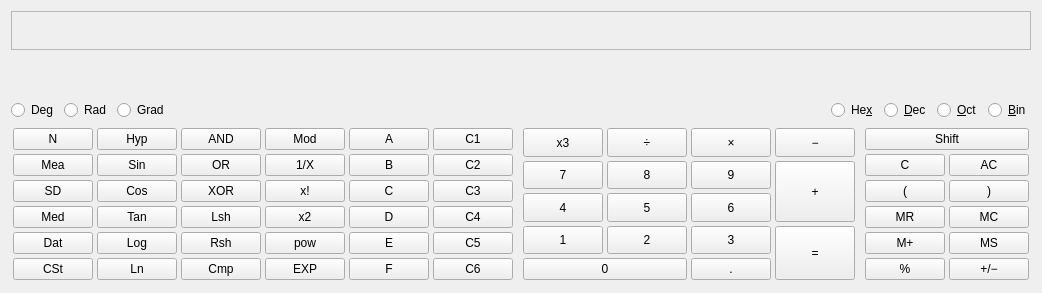
This is kcalc.ui in KDE/kcalc as Qt 5 draws it before an edit. The edited form follows.
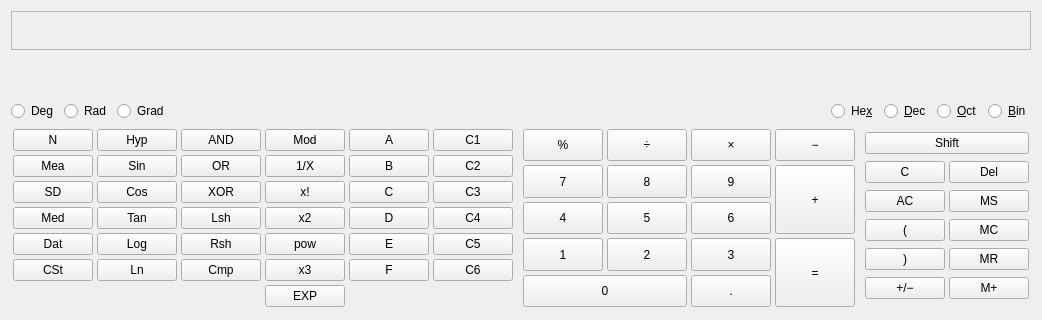
This is the edited form. Custom widgets are drawn as their Qt base class.

Commit message:
applied patch for bug #254369, basically makes "simple mode" ... simpler. Also, in addition to that patch, I made the "Constants" menu not present in simple mode since it was making "Settings" and "Help" not show correctly (due to the smaller window size).
Also, added a "Backspace" button to address bug #204782

```diff
--- a/kcalc.ui
+++ b/kcalc.ui
@@ -6,18 +6,33 @@
    <rect>
     <x>0</x>
     <y>0</y>
-    <width>675</width>
-    <height>293</height>
+    <width>701</width>
+    <height>320</height>
    </rect>
   </property>
+  <property name="sizePolicy">
+   <sizepolicy hsizetype="Expanding" vsizetype="Preferred">
+    <horstretch>0</horstretch>
+    <verstretch>0</verstretch>
+   </sizepolicy>
+  </property>
   <property name="windowTitle">
    <string>KCalc</string>
   </property>
   <layout class="QHBoxLayout">
+   <property name="sizeConstraint">
+    <enum>QLayout::SetMinimumSize</enum>
+   </property>
    <item>
     <layout class="QVBoxLayout">
      <item>
       <widget class="KCalcDisplay" name="calc_display">
+       <property name="sizePolicy">
+        <sizepolicy hsizetype="MinimumExpanding" vsizetype="MinimumExpanding">
+         <horstretch>0</horstretch>
+         <verstretch>0</verstretch>
+        </sizepolicy>
+       </property>
        <property name="focusPolicy">
         <enum>Qt::StrongFocus</enum>
        </property>
@@ -31,6 +46,12 @@
      </item>
      <item>
       <widget class="KCalcBitset" name="mBitset" native="true">
+       <property name="sizePolicy">
+        <sizepolicy hsizetype="MinimumExpanding" vsizetype="MinimumExpanding">
+         <horstretch>0</horstretch>
+         <verstretch>0</verstretch>
+        </sizepolicy>
+       </property>
        <property name="toolTip">
         <string>Click on a Bit to toggle it.</string>
        </property>
@@ -462,7 +483,7 @@
             </property>
            </widget>
           </item>
-          <item row="5" column="0">
+          <item row="7" column="0">
            <widget class="KCalcButton" name="pbCSt">
             <property name="toolTip">
              <string>Clear data store</string>
@@ -472,7 +493,7 @@
             </property>
            </widget>
           </item>
-          <item row="5" column="1">
+          <item row="7" column="1">
            <widget class="KCalcButton" name="pbLn">
             <property name="toolTip">
              <string>Natural log</string>
@@ -485,7 +506,7 @@
             </property>
            </widget>
           </item>
-          <item row="5" column="2">
+          <item row="7" column="2">
            <widget class="KCalcButton" name="pbCmp">
             <property name="toolTip">
              <string>One's complement</string>
@@ -495,20 +516,7 @@
             </property>
            </widget>
           </item>
-          <item row="5" column="3">
-           <widget class="KCalcButton" name="pbEE">
-            <property name="toolTip">
-             <string>Exponent</string>
-            </property>
-            <property name="text">
-             <string>EXP</string>
-            </property>
-            <property name="shortcut">
-             <string>E</string>
-            </property>
-           </widget>
-          </item>
-          <item row="5" column="4">
+          <item row="7" column="4">
            <widget class="KCalcButton" name="pbF">
             <property name="text">
              <string>F</string>
@@ -518,7 +526,7 @@
             </property>
            </widget>
           </item>
-          <item row="5" column="5">
+          <item row="7" column="5">
            <widget class="KCalcConstButton" name="pbC6">
             <property name="text">
              <string>C6</string>
@@ -528,19 +536,20 @@
             </property>
            </widget>
           </item>
-         </layout>
-        </widget>
-       </item>
-       <item>
-        <widget class="QWidget" name="numericPad" native="true">
-         <layout class="QGridLayout">
-          <property name="margin">
-           <number>2</number>
-          </property>
-          <property name="spacing">
-           <number>4</number>
-          </property>
-          <item row="0" column="0">
+          <item row="9" column="3">
+           <widget class="KCalcButton" name="pbEE">
+            <property name="toolTip">
+             <string>Exponent</string>
+            </property>
+            <property name="text">
+             <string>EXP</string>
+            </property>
+            <property name="shortcut">
+             <string>E</string>
+            </property>
+           </widget>
+          </item>
+          <item row="7" column="3">
            <widget class="KCalcButton" name="pbCube">
             <property name="sizePolicy">
              <sizepolicy hsizetype="Minimum" vsizetype="Preferred">
@@ -556,6 +565,200 @@
             </property>
            </widget>
           </item>
+         </layout>
+        </widget>
+       </item>
+       <item>
+        <widget class="QWidget" name="numericPad" native="true">
+         <property name="sizePolicy">
+          <sizepolicy hsizetype="Preferred" vsizetype="Preferred">
+           <horstretch>0</horstretch>
+           <verstretch>0</verstretch>
+          </sizepolicy>
+         </property>
+         <layout class="QGridLayout">
+          <property name="margin">
+           <number>2</number>
+          </property>
+          <property name="spacing">
+           <number>4</number>
+          </property>
+          <item row="1" column="0">
+           <widget class="KCalcButton" name="pb7">
+            <property name="sizePolicy">
+             <sizepolicy hsizetype="Minimum" vsizetype="Preferred">
+              <horstretch>0</horstretch>
+              <verstretch>0</verstretch>
+             </sizepolicy>
+            </property>
+            <property name="text">
+             <string>7</string>
+            </property>
+            <property name="shortcut">
+             <string>7</string>
+            </property>
+           </widget>
+          </item>
+          <item row="1" column="1">
+           <widget class="KCalcButton" name="pb8">
+            <property name="sizePolicy">
+             <sizepolicy hsizetype="Minimum" vsizetype="Preferred">
+              <horstretch>0</horstretch>
+              <verstretch>0</verstretch>
+             </sizepolicy>
+            </property>
+            <property name="text">
+             <string>8</string>
+            </property>
+            <property name="shortcut">
+             <string>8</string>
+            </property>
+           </widget>
+          </item>
+          <item row="1" column="3">
+           <widget class="KCalcButton" name="pb9">
+            <property name="sizePolicy">
+             <sizepolicy hsizetype="Minimum" vsizetype="Preferred">
+              <horstretch>0</horstretch>
+              <verstretch>0</verstretch>
+             </sizepolicy>
+            </property>
+            <property name="text">
+             <string>9</string>
+            </property>
+            <property name="shortcut">
+             <string>9</string>
+            </property>
+           </widget>
+          </item>
+          <item row="2" column="0">
+           <widget class="KCalcButton" name="pb4">
+            <property name="sizePolicy">
+             <sizepolicy hsizetype="Minimum" vsizetype="Preferred">
+              <horstretch>0</horstretch>
+              <verstretch>0</verstretch>
+             </sizepolicy>
+            </property>
+            <property name="text">
+             <string>4</string>
+            </property>
+            <property name="shortcut">
+             <string>4</string>
+            </property>
+           </widget>
+          </item>
+          <item row="2" column="1">
+           <widget class="KCalcButton" name="pb5">
+            <property name="sizePolicy">
+             <sizepolicy hsizetype="Minimum" vsizetype="Preferred">
+              <horstretch>0</horstretch>
+              <verstretch>0</verstretch>
+             </sizepolicy>
+            </property>
+            <property name="text">
+             <string>5</string>
+            </property>
+            <property name="shortcut">
+             <string>5</string>
+            </property>
+           </widget>
+          </item>
+          <item row="2" column="3">
+           <widget class="KCalcButton" name="pb6">
+            <property name="sizePolicy">
+             <sizepolicy hsizetype="Minimum" vsizetype="Preferred">
+              <horstretch>0</horstretch>
+              <verstretch>0</verstretch>
+             </sizepolicy>
+            </property>
+            <property name="text">
+             <string>6</string>
+            </property>
+            <property name="shortcut">
+             <string>6</string>
+            </property>
+           </widget>
+          </item>
+          <item row="3" column="0">
+           <widget class="KCalcButton" name="pb1">
+            <property name="sizePolicy">
+             <sizepolicy hsizetype="Minimum" vsizetype="Minimum">
+              <horstretch>0</horstretch>
+              <verstretch>0</verstretch>
+             </sizepolicy>
+            </property>
+            <property name="text">
+             <string>1</string>
+            </property>
+            <property name="shortcut">
+             <string>1</string>
+            </property>
+           </widget>
+          </item>
+          <item row="3" column="1">
+           <widget class="KCalcButton" name="pb2">
+            <property name="sizePolicy">
+             <sizepolicy hsizetype="Minimum" vsizetype="Preferred">
+              <horstretch>0</horstretch>
+              <verstretch>0</verstretch>
+             </sizepolicy>
+            </property>
+            <property name="text">
+             <string>2</string>
+            </property>
+            <property name="shortcut">
+             <string>2</string>
+            </property>
+           </widget>
+          </item>
+          <item row="3" column="3">
+           <widget class="KCalcButton" name="pb3">
+            <property name="sizePolicy">
+             <sizepolicy hsizetype="Minimum" vsizetype="Preferred">
+              <horstretch>0</horstretch>
+              <verstretch>0</verstretch>
+             </sizepolicy>
+            </property>
+            <property name="text">
+             <string>3</string>
+            </property>
+            <property name="shortcut">
+             <string>3</string>
+            </property>
+           </widget>
+          </item>
+          <item row="4" column="0" colspan="2">
+           <widget class="KCalcButton" name="pb0">
+            <property name="sizePolicy">
+             <sizepolicy hsizetype="Minimum" vsizetype="Minimum">
+              <horstretch>0</horstretch>
+              <verstretch>0</verstretch>
+             </sizepolicy>
+            </property>
+            <property name="text">
+             <string>0</string>
+            </property>
+            <property name="shortcut">
+             <string>0</string>
+            </property>
+           </widget>
+          </item>
+          <item row="0" column="0">
+           <widget class="KCalcButton" name="pbPercent">
+            <property name="sizePolicy">
+             <sizepolicy hsizetype="Minimum" vsizetype="Preferred">
+              <horstretch>0</horstretch>
+              <verstretch>0</verstretch>
+             </sizepolicy>
+            </property>
+            <property name="toolTip">
+             <string>Percent</string>
+            </property>
+            <property name="text">
+             <string>%</string>
+            </property>
+           </widget>
+          </item>
           <item row="0" column="1">
            <widget class="KCalcButton" name="pbDivision">
             <property name="sizePolicy">
@@ -572,7 +775,7 @@
             </property>
            </widget>
           </item>
-          <item row="0" column="2">
+          <item row="0" column="3">
            <widget class="KCalcButton" name="pbMultiplication">
             <property name="sizePolicy">
              <sizepolicy hsizetype="Minimum" vsizetype="Preferred">
@@ -588,7 +791,7 @@
             </property>
            </widget>
           </item>
-          <item row="0" column="3">
+          <item row="0" column="4">
            <widget class="KCalcButton" name="pbMinus">
             <property name="sizePolicy">
              <sizepolicy hsizetype="Minimum" vsizetype="Preferred">
@@ -604,58 +807,10 @@
             </property>
            </widget>
           </item>
-          <item row="1" column="0">
-           <widget class="KCalcButton" name="pb7">
-            <property name="sizePolicy">
-             <sizepolicy hsizetype="Minimum" vsizetype="Preferred">
-              <horstretch>0</horstretch>
-              <verstretch>0</verstretch>
-             </sizepolicy>
-            </property>
-            <property name="text">
-             <string>7</string>
-            </property>
-            <property name="shortcut">
-             <string>7</string>
-            </property>
-           </widget>
-          </item>
-          <item row="1" column="1">
-           <widget class="KCalcButton" name="pb8">
-            <property name="sizePolicy">
-             <sizepolicy hsizetype="Minimum" vsizetype="Preferred">
-              <horstretch>0</horstretch>
-              <verstretch>0</verstretch>
-             </sizepolicy>
-            </property>
-            <property name="text">
-             <string>8</string>
-            </property>
-            <property name="shortcut">
-             <string>8</string>
-            </property>
-           </widget>
-          </item>
-          <item row="1" column="2">
-           <widget class="KCalcButton" name="pb9">
-            <property name="sizePolicy">
-             <sizepolicy hsizetype="Minimum" vsizetype="Preferred">
-              <horstretch>0</horstretch>
-              <verstretch>0</verstretch>
-             </sizepolicy>
-            </property>
-            <property name="text">
-             <string>9</string>
-            </property>
-            <property name="shortcut">
-             <string>9</string>
-            </property>
-           </widget>
-          </item>
-          <item row="1" column="3" rowspan="2">
+          <item row="1" column="4" rowspan="2">
            <widget class="KCalcButton" name="pbPlus">
             <property name="sizePolicy">
-             <sizepolicy hsizetype="Minimum" vsizetype="Preferred">
+             <sizepolicy hsizetype="Minimum" vsizetype="Minimum">
               <horstretch>0</horstretch>
               <verstretch>0</verstretch>
              </sizepolicy>
@@ -668,106 +823,10 @@
             </property>
            </widget>
           </item>
-          <item row="2" column="0">
-           <widget class="KCalcButton" name="pb4">
-            <property name="sizePolicy">
-             <sizepolicy hsizetype="Minimum" vsizetype="Preferred">
-              <horstretch>0</horstretch>
-              <verstretch>0</verstretch>
-             </sizepolicy>
-            </property>
-            <property name="text">
-             <string>4</string>
-            </property>
-            <property name="shortcut">
-             <string>4</string>
-            </property>
-           </widget>
-          </item>
-          <item row="2" column="1">
-           <widget class="KCalcButton" name="pb5">
-            <property name="sizePolicy">
-             <sizepolicy hsizetype="Minimum" vsizetype="Preferred">
-              <horstretch>0</horstretch>
-              <verstretch>0</verstretch>
-             </sizepolicy>
-            </property>
-            <property name="text">
-             <string>5</string>
-            </property>
-            <property name="shortcut">
-             <string>5</string>
-            </property>
-           </widget>
-          </item>
-          <item row="2" column="2">
-           <widget class="KCalcButton" name="pb6">
-            <property name="sizePolicy">
-             <sizepolicy hsizetype="Minimum" vsizetype="Preferred">
-              <horstretch>0</horstretch>
-              <verstretch>0</verstretch>
-             </sizepolicy>
-            </property>
-            <property name="text">
-             <string>6</string>
-            </property>
-            <property name="shortcut">
-             <string>6</string>
-            </property>
-           </widget>
-          </item>
-          <item row="3" column="0">
-           <widget class="KCalcButton" name="pb1">
-            <property name="sizePolicy">
-             <sizepolicy hsizetype="Minimum" vsizetype="Preferred">
-              <horstretch>0</horstretch>
-              <verstretch>0</verstretch>
-             </sizepolicy>
-            </property>
-            <property name="text">
-             <string>1</string>
-            </property>
-            <property name="shortcut">
-             <string>1</string>
-            </property>
-           </widget>
-          </item>
-          <item row="3" column="1">
-           <widget class="KCalcButton" name="pb2">
-            <property name="sizePolicy">
-             <sizepolicy hsizetype="Minimum" vsizetype="Preferred">
-              <horstretch>0</horstretch>
-              <verstretch>0</verstretch>
-             </sizepolicy>
-            </property>
-            <property name="text">
-             <string>2</string>
-            </property>
-            <property name="shortcut">
-             <string>2</string>
-            </property>
-           </widget>
-          </item>
-          <item row="3" column="2">
-           <widget class="KCalcButton" name="pb3">
-            <property name="sizePolicy">
-             <sizepolicy hsizetype="Minimum" vsizetype="Preferred">
-              <horstretch>0</horstretch>
-              <verstretch>0</verstretch>
-             </sizepolicy>
-            </property>
-            <property name="text">
-             <string>3</string>
-            </property>
-            <property name="shortcut">
-             <string>3</string>
-            </property>
-           </widget>
-          </item>
-          <item row="3" column="3" rowspan="2">
+          <item row="3" column="4" rowspan="2">
            <widget class="KCalcButton" name="pbEqual">
             <property name="sizePolicy">
-             <sizepolicy hsizetype="Minimum" vsizetype="Preferred">
+             <sizepolicy hsizetype="Minimum" vsizetype="Minimum">
               <horstretch>0</horstretch>
               <verstretch>0</verstretch>
              </sizepolicy>
@@ -780,20 +839,10 @@
             </property>
            </widget>
           </item>
-          <item row="4" column="0" colspan="2">
-           <widget class="KCalcButton" name="pb0">
-            <property name="text">
-             <string>0</string>
-            </property>
-            <property name="shortcut">
-             <string>0</string>
-            </property>
-           </widget>
-          </item>
-          <item row="4" column="2">
+          <item row="4" column="3">
            <widget class="KCalcButton" name="pbPeriod">
             <property name="sizePolicy">
-             <sizepolicy hsizetype="Minimum" vsizetype="Preferred">
+             <sizepolicy hsizetype="Minimum" vsizetype="Minimum">
               <horstretch>0</horstretch>
               <verstretch>0</verstretch>
              </sizepolicy>
@@ -818,17 +867,7 @@
           <property name="spacing">
            <number>4</number>
           </property>
-          <item row="1" column="0">
-           <widget class="KCalcButton" name="pbClear">
-            <property name="toolTip">
-             <string>Clear</string>
-            </property>
-            <property name="text">
-             <string>C</string>
-            </property>
-           </widget>
-          </item>
-          <item row="1" column="1">
+          <item row="2" column="0">
            <widget class="KCalcButton" name="pbAllClear">
             <property name="toolTip">
              <string>Clear all</string>
@@ -838,36 +877,6 @@
             </property>
            </widget>
           </item>
-          <item row="2" column="0">
-           <widget class="KCalcButton" name="pbParenOpen">
-            <property name="toolTip">
-             <string>Open parenthesis</string>
-            </property>
-            <property name="text">
-             <string comment="( calculator button">(</string>
-            </property>
-           </widget>
-          </item>
-          <item row="2" column="1">
-           <widget class="KCalcButton" name="pbParenClose">
-            <property name="toolTip">
-             <string>Close parenthesis</string>
-            </property>
-            <property name="text">
-             <string comment=") calculator button">)</string>
-            </property>
-           </widget>
-          </item>
-          <item row="3" column="0">
-           <widget class="KCalcButton" name="pbMemRecall">
-            <property name="toolTip">
-             <string>Memory recall</string>
-            </property>
-            <property name="text">
-             <string>MR</string>
-            </property>
-           </widget>
-          </item>
           <item row="3" column="1">
            <widget class="KCalcButton" name="pbMemClear">
             <property name="toolTip">
@@ -878,7 +887,47 @@
             </property>
            </widget>
           </item>
-          <item row="4" column="0">
+          <item row="4" column="1">
+           <widget class="KCalcButton" name="pbMemRecall">
+            <property name="toolTip">
+             <string>Memory recall</string>
+            </property>
+            <property name="text">
+             <string>MR</string>
+            </property>
+           </widget>
+          </item>
+          <item row="5" column="0">
+           <widget class="KCalcButton" name="pbPlusMinus">
+            <property name="toolTip">
+             <string>Change sign</string>
+            </property>
+            <property name="text">
+             <string>+/−</string>
+            </property>
+           </widget>
+          </item>
+          <item row="3" column="0">
+           <widget class="KCalcButton" name="pbParenOpen">
+            <property name="toolTip">
+             <string>Open parenthesis</string>
+            </property>
+            <property name="text">
+             <string comment="( calculator button">(</string>
+            </property>
+           </widget>
+          </item>
+          <item row="1" column="0">
+           <widget class="KCalcButton" name="pbClear">
+            <property name="toolTip">
+             <string>Clear</string>
+            </property>
+            <property name="text">
+             <string>C</string>
+            </property>
+           </widget>
+          </item>
+          <item row="5" column="1">
            <widget class="KCalcButton" name="pbMemPlusMinus">
             <property name="toolTip">
              <string>Add to memory</string>
@@ -888,7 +937,7 @@
             </property>
            </widget>
           </item>
-          <item row="4" column="1">
+          <item row="2" column="1">
            <widget class="KCalcButton" name="pbMemStore">
             <property name="toolTip">
              <string>Memory store</string>
@@ -898,34 +947,28 @@
             </property>
            </widget>
           </item>
-          <item row="5" column="0">
-           <widget class="KCalcButton" name="pbPercent">
+          <item row="4" column="0">
+           <widget class="KCalcButton" name="pbParenClose">
             <property name="toolTip">
-             <string>Percent</string>
+             <string>Close parenthesis</string>
             </property>
             <property name="text">
-             <string>%</string>
+             <string comment=") calculator button">)</string>
             </property>
            </widget>
           </item>
-          <item row="5" column="1">
-           <widget class="KCalcButton" name="pbPlusMinus">
-            <property name="toolTip">
-             <string>Change sign</string>
-            </property>
+          <item row="1" column="1">
+           <widget class="KCalcButton" name="pbBackspace">
             <property name="text">
-             <string>+/−</string>
+             <string>Del</string>
+            </property>
+            <property name="shortcut">
+             <string>Backspace</string>
             </property>
            </widget>
           </item>
           <item row="0" column="0" colspan="2">
            <widget class="KCalcButton" name="pbShift">
-            <property name="sizePolicy">
-             <sizepolicy hsizetype="Minimum" vsizetype="Preferred">
-              <horstretch>0</horstretch>
-              <verstretch>0</verstretch>
-             </sizepolicy>
-            </property>
             <property name="toolTip">
              <string>Second button function</string>
             </property>
```
Left out of the diff: 42 changed lines with no effect on the pictures. The commit also changes 2 other files.
